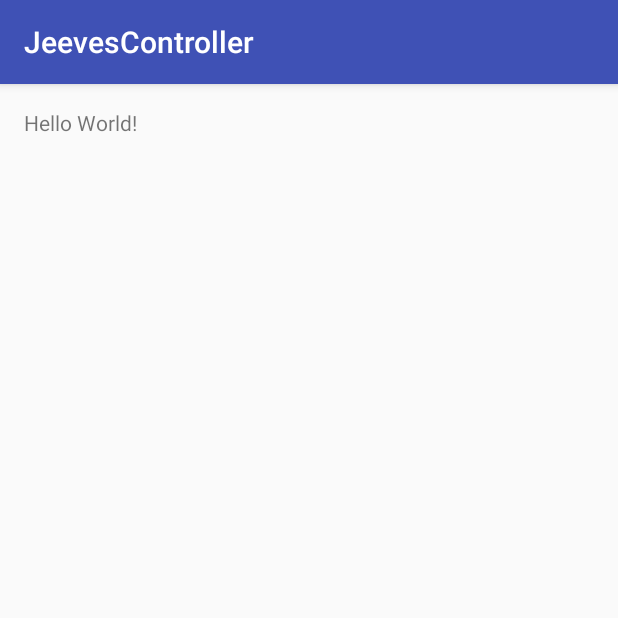
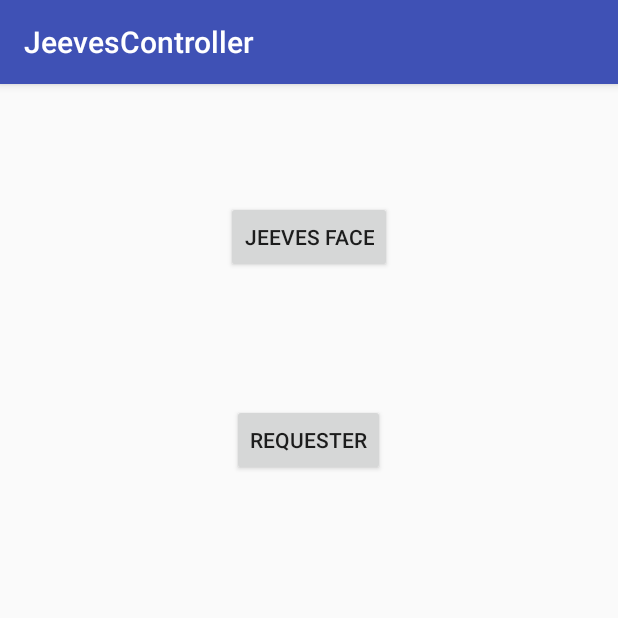
Before and after one commit to BenAllenUK/JeevesBotApp, an Android app: the screen it shows after launch (MainActivity), on a phone screen of 412 x 824 dp, the top half of it. Run offline under Robolectric (Android 15) with nearby library versions, the phone set to English and light mode, and no system bars; libraries missing offline, so code that uses them is left out: com.koushikdutta.async, org.altbeacon.beacon; 7 statements that could not run were skipped.

```diff
--- a/app/src/main/java/info/benallen/jeeves/jeevescontroller/MainActivity.java
+++ b/app/src/main/java/info/benallen/jeeves/jeevescontroller/MainActivity.java
@@ -5,6 +5,7 @@ import android.os.RemoteException;
 import android.support.v7.app.AppCompatActivity;
 import android.os.Bundle;
 import android.util.Log;
+import android.widget.Button;
 import android.widget.Toast;
 
 
@@ -71,6 +72,9 @@ public class MainActivity extends AppCompatActivity implements BeaconConsumer {
             }
 
         });
+
+        Button faceBtn = (Button) findViewById(R.id.faceBtn);
+        faceBtn.setOnc
     }
 
     private void startLocalizationUpdates(){
--- a/app/src/main/res/layout/activity_main.xml
+++ b/app/src/main/res/layout/activity_main.xml
@@ -10,8 +10,21 @@
     android:paddingTop="@dimen/activity_vertical_margin"
     tools:context="info.benallen.jeeves.jeevescontroller.MainActivity">
 
-    <TextView
+    <Button
+        android:text="Requester"
         android:layout_width="wrap_content"
         android:layout_height="wrap_content"
-        android:text="Hello World!" />
+        android:layout_below="@+id/faceBtn"
+        android:layout_centerHorizontal="true"
+        android:layout_marginTop="87dp"
+        android:id="@+id/requestBtn" />
+
+    <Button
+        android:text="Jeeves Face"
+        android:layout_width="wrap_content"
+        android:layout_height="wrap_content"
+        android:layout_marginTop="62dp"
+        android:id="@+id/faceBtn"
+        android:layout_alignParentTop="true"
+        android:layout_centerHorizontal="true" />
 </RelativeLayout>
```
Also changed, not shown: 1 other file.
